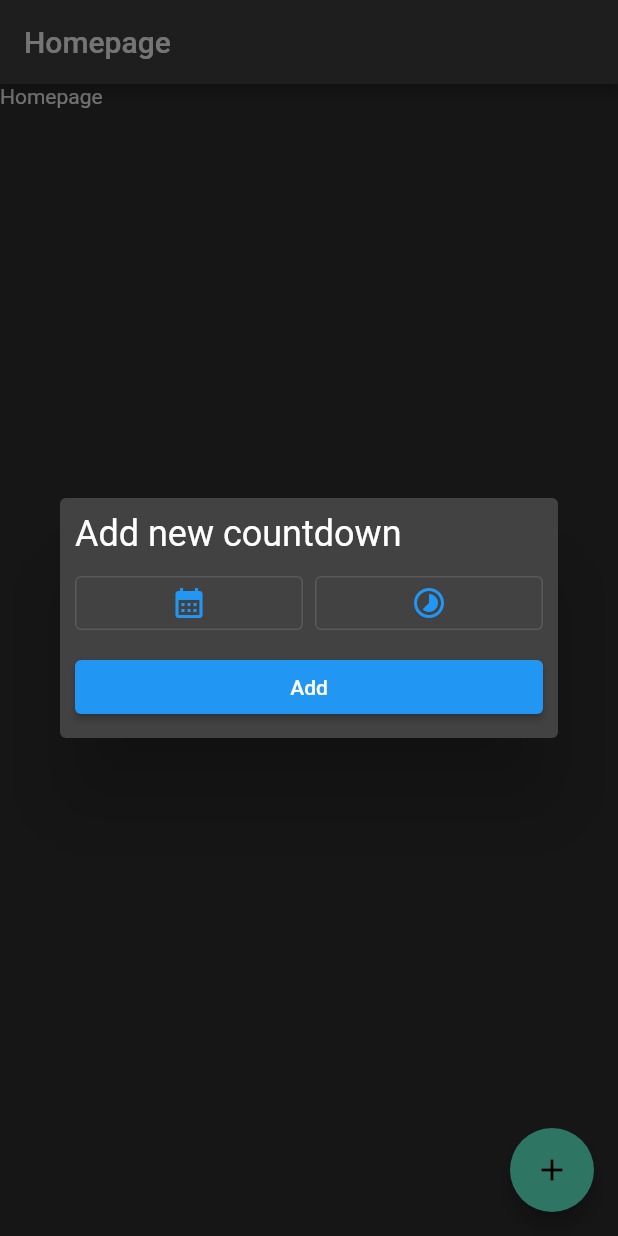
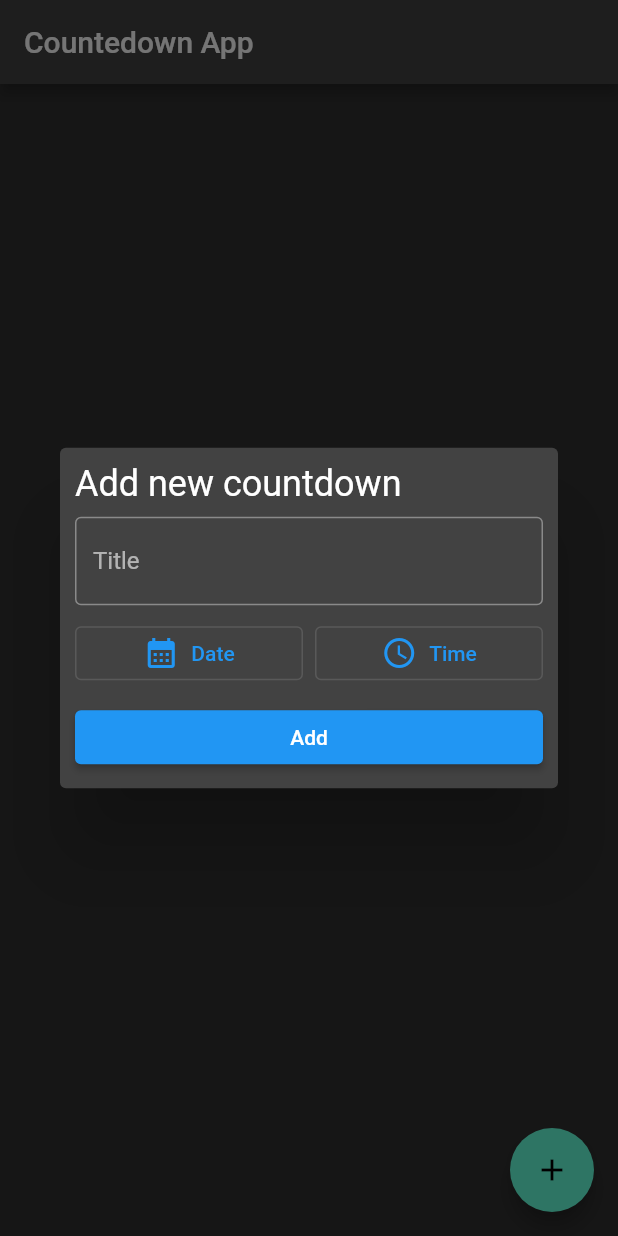
Before and after one commit to EduardoDadalt/countdown_app, a Flutter app: the screen it shows after launch, after a tap on the "add" icon, on a phone screen of 412 x 824 dp. Run offline on Flutter 3.47's test engine with Material 2 defaults, Android fonts, the phone set to English and light mode, and no system bars.

Commit message:
:arrow_up: 1.0.0

```diff
--- a/lib/homepage/view/button_add_new_countdown.dart
+++ b/lib/homepage/view/button_add_new_countdown.dart
@@ -1,5 +1,8 @@
 import 'package:countdown_app/constaints/containts.dart';
+import 'package:countdown_app/homepage/controller/countdown_controller.dart';
+import 'package:countdown_app/homepage/domain/entity/countdown.dart';
 import 'package:flutter/material.dart';
+import 'package:provider/provider.dart';
 
 class ButtonAddNewCountdown extends StatelessWidget {
   const ButtonAddNewCountdown({Key? key}) : super(key: key);
@@ -28,7 +31,9 @@ class FormToCreateCountdown extends StatefulWidget {
 }
 
 class _FormToCreateCountdownState extends State<FormToCreateCountdown> {
+  TextEditingController titleController = TextEditingController(text: "");
   DateTime dateTime = DateTime.now();
+  TimeOfDay timeOfDay = TimeOfDay.now();
 
   @override
   Widget build(BuildContext context) {
@@ -44,10 +49,17 @@ class _FormToCreateCountdownState extends State<FormToCreateCountdown> {
               style: Theme.of(context).textTheme.headline5,
             ),
             const SizedBox(height: 8),
+            TextField(
+              controller: titleController,
+              decoration: const InputDecoration(
+                labelText: 'Title',
+              ),
+            ),
+            const SizedBox(height: 8),
             Row(
               children: [
                 Expanded(
-                  child: OutlinedButton(
+                  child: OutlinedButton.icon(
                     onPressed: () async {
                       final dateTime = await showDatePicker(
                         context: context,
@@ -57,30 +69,55 @@ class _FormToCreateCountdownState extends State<FormToCreateCountdown> {
                       );
                       if (dateTime != null) {
                         setState(() {
-                          this.dateTime = dateTime;
+                          this.dateTime = DateTime(
+                            dateTime.year,
+                            dateTime.month,
+                            dateTime.day,
+                            timeOfDay.hour,
+                            timeOfDay.minute,
+                          );
                         });
                       }
                     },
-                    child: const Icon(Icons.calendar_month),
+                    icon: const Icon(Icons.calendar_month),
+                    label: const Text("Date"),
                   ),
                 ),
                 const SizedBox(width: 8),
                 Expanded(
-                  child: OutlinedButton(
-                    onPressed: () {
-                      showTimePicker(
+                  child: OutlinedButton.icon(
+                    onPressed: () async {
+                      final timeOfDay = await showTimePicker(
                         context: context,
                         initialTime: TimeOfDay.now(),
                         initialEntryMode: TimePickerEntryMode.dial,
                       );
+                      if (timeOfDay != null) {
+                        setState(() {
+                          this.timeOfDay = timeOfDay;
+                        });
+                      }
                     },
-                    child: const Icon(Icons.timelapse),
+                    icon: const Icon(Icons.access_time),
+                    label: const Text("Time"),
                   ),
                 ),
               ],
             ),
             const SizedBox(height: 8),
-            ElevatedButton(onPressed: () {}, child: const Text("Add")),
+            ElevatedButton(
+              onPressed: () {
+                Provider.of<CountdownController>(context, listen: false)
+                    .addCountdown(
+                  Countdown(
+                    title: titleController.text,
+                    date: dateTime,
+                  ),
+                );
+                Navigator.of(context).pop();
+              },
+              child: const Text("Add"),
+            ),
           ],
         ),
       ),
--- a/lib/homepage/view/homepage.dart
+++ b/lib/homepage/view/homepage.dart
@@ -12,13 +12,12 @@ class Homepage extends StatelessWidget {
     final countdowns = Provider.of<CountdownController>(context).countdowns;
     return Scaffold(
       appBar: AppBar(
-        title: const Text('Homepage'),
+        title: const Text('Countedown App'),
       ),
       body: Column(
-        children: [
-          const Text('Homepage'),
-          ...countdowns.map((countdown) => CountdownView(countdown: countdown)),
-        ],
+        children: countdowns
+            .map((countdown) => CountdownView(countdown: countdown))
+            .toList(),
       ),
       floatingActionButton: const ButtonAddNewCountdown(),
     );
--- a/lib/main.dart
+++ b/lib/main.dart
@@ -4,6 +4,7 @@ import 'package:countdown_app/homepage/infra/datasource/local_countdown_datasour
 import 'package:countdown_app/homepage/view/homepage.dart';
 import 'package:countdown_app/theme/theme.dart';
 import 'package:flutter/material.dart';
+import 'package:flutter_localizations/flutter_localizations.dart';
 import 'package:provider/provider.dart';
 
 void main() {
@@ -30,6 +31,11 @@ class MyApp extends StatelessWidget {
       child: MaterialApp(
         title: 'Counter App',
         theme: theme,
+        localizationsDelegates: const [
+          GlobalMaterialLocalizations.delegate,
+          GlobalWidgetsLocalizations.delegate,
+          GlobalCupertinoLocalizations.delegate,
+        ],
         home: const Homepage(),
       ),
     );
--- a/lib/theme/theme.dart
+++ b/lib/theme/theme.dart
@@ -1,3 +1,10 @@
 import 'package:flutter/material.dart';
 
-final theme = ThemeData.dark();
+final theme = ThemeData(
+  primarySwatch: Colors.blue,
+  visualDensity: VisualDensity.adaptivePlatformDensity,
+  brightness: Brightness.dark,
+  inputDecorationTheme: const InputDecorationTheme(
+    border: OutlineInputBorder(),
+  ),
+);
```
Also changed, not shown: lib/homepage/view/countdown_view.dart (+51 -4 lines), pubspec.yaml (+5 -4 lines).
